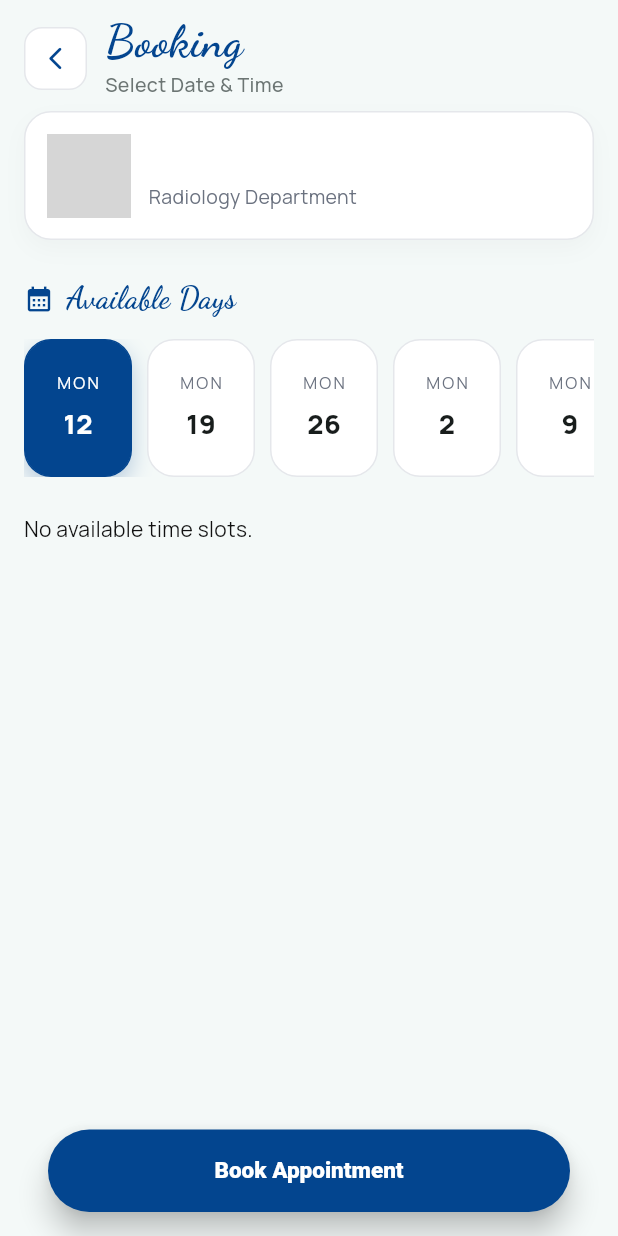
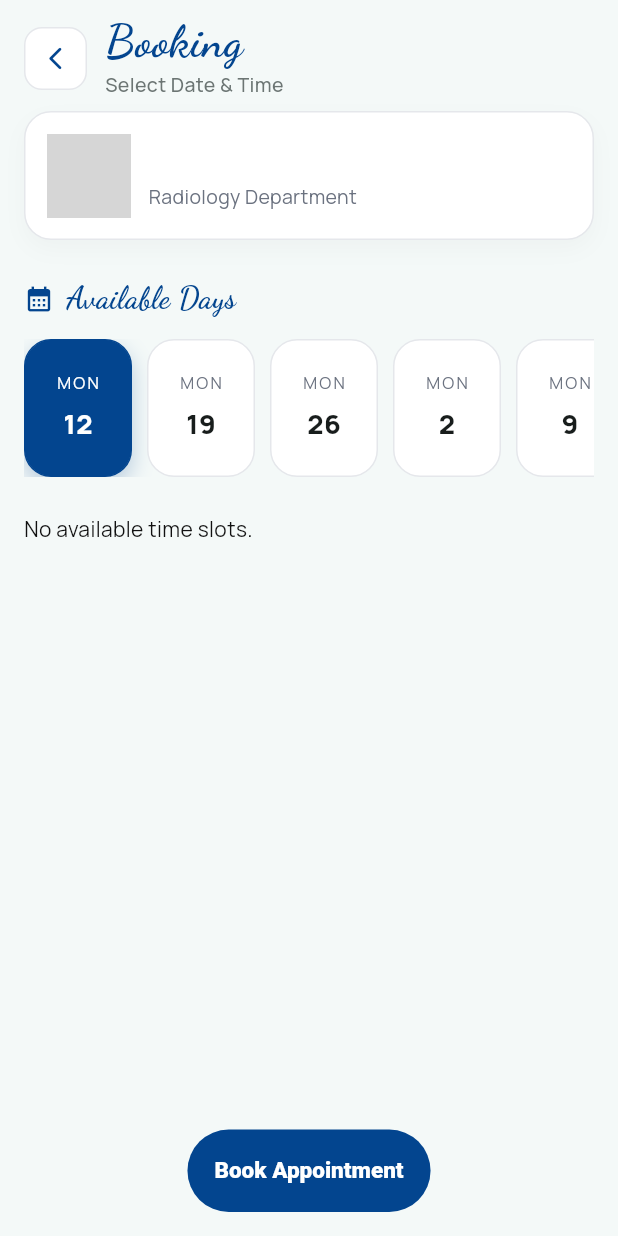
Before and after one commit to MahmoudAshraf19/o2-clinic, a Flutter app: the RadiologyBookingPage screen opened directly with empty values, on a phone screen of 412 x 824 dp. Run offline on Flutter 3.47's test engine with Material 3 defaults, Android fonts, the phone set to English and light mode, and no system bars; our stand-ins replace cached_network_image, cloud_firestore, device_preview, firebase_auth, firebase_core, firebase_messaging and 17 more; missing offline and left inert: dart:html, record, video_compress; accounts and stored records are empty; project files that could hold a hidden picture were left out; grey boxes are pictures that could not be loaded.

Commit message:
Refactor: standardize buttons in booking process screens using CommonButton

```diff
--- a/lib/features/booking/presentation/pages/booking_success_screen.dart
+++ b/lib/features/booking/presentation/pages/booking_success_screen.dart
@@ -1,6 +1,7 @@
 import 'package:o2_clinic/l10n/app_localizations.dart';
 import 'package:intl/intl.dart';
 import 'package:flutter/material.dart';
+import '../../../../common/widgets/common_button.dart';
 import 'package:get/get.dart';
 
 import '../../../../core/theme/app_colors.dart';
@@ -167,9 +168,9 @@ class BookingSuccessScreen extends StatelessWidget {
   Widget _actions(BuildContext context) {
     return Column(
       children: [
-        ElevatedButton(
+        CommonButton(
+          text: AppLocalizations.of(context)!.backToHome,
           onPressed: () => Get.offAllNamed('/main-navigation'),
-          child: Text(AppLocalizations.of(context)!.backToHome),
         ),
       ],
     );
--- a/lib/features/booking/presentation/pages/radiology_booking_page.dart
+++ b/lib/features/booking/presentation/pages/radiology_booking_page.dart
@@ -2,6 +2,7 @@ import 'package:o2_clinic/l10n/app_localizations.dart';
 import 'package:o2_clinic/core/widgets/cached_image_widget.dart';
 
 import 'package:flutter/material.dart';
+import '../../../../common/widgets/common_button.dart';
 import 'package:get/get.dart';
 import 'package:firebase_auth/firebase_auth.dart';
 
@@ -383,7 +384,8 @@ class RadiologyBookingPage extends StatelessWidget {
   ) {
     return Padding(
       padding: const EdgeInsets.all(16),
-      child: ElevatedButton(
+      child: CommonButton(
+        text: AppLocalizations.of(context)!.bookAppointment,
         onPressed: () async {
           final date = controller.selectedDate.value;
           if (date == null) {
@@ -436,18 +438,11 @@ class RadiologyBookingPage extends StatelessWidget {
             );
           }
         },
-        style: ElevatedButton.styleFrom(
-          backgroundColor: AppColors.primary,
-          shape: RoundedRectangleBorder(
-            borderRadius: BorderRadius.circular(30),
-          ),
-          minimumSize: const Size(double.infinity, 55),
-          elevation: 8,
-        ),
-        child: Text(
-          AppLocalizations.of(context)!.bookAppointment,
-          style: TextStyle(fontWeight: FontWeight.w800, color: AppColors.white),
-        ),
+        type: CommonButtonType.primary,
+        backgroundColor: AppColors.primary,
+        borderRadius: BorderRadius.circular(30),
+        height: 55,
+        textStyle: TextStyle(fontWeight: FontWeight.w800, color: AppColors.white),
       ),
     );
   }
--- a/lib/features/booking/presentation/pages/radiology_booking_success_screen.dart
+++ b/lib/features/booking/presentation/pages/radiology_booking_success_screen.dart
@@ -1,5 +1,6 @@
 import 'package:o2_clinic/l10n/app_localizations.dart';
 import 'package:flutter/material.dart';
+import '../../../../common/widgets/common_button.dart';
 import 'package:get/get.dart';
 import 'package:intl/intl.dart';
 
@@ -139,9 +140,9 @@ class RadiologyBookingSuccessScreen extends StatelessWidget {
   Widget _actions(BuildContext context) {
     return Column(
       children: [
-        ElevatedButton(
+        CommonButton(
+          text: AppLocalizations.of(context)!.backToHome,
           onPressed: () => Get.offAllNamed('/main-navigation'),
-          child: Text(AppLocalizations.of(context)!.backToHome),
         ),
       ],
     );
```
Also changed, not shown: lib/features/booking/presentation/pages/confirm_booking_screen.dart (+17 -26 lines), lib/features/booking/presentation/pages/online_consultation_booking_page.dart (+11 -15 lines), lib/features/booking/presentation/pages/radiology_confirm_booking_screen.dart (+14 -23 lines).
